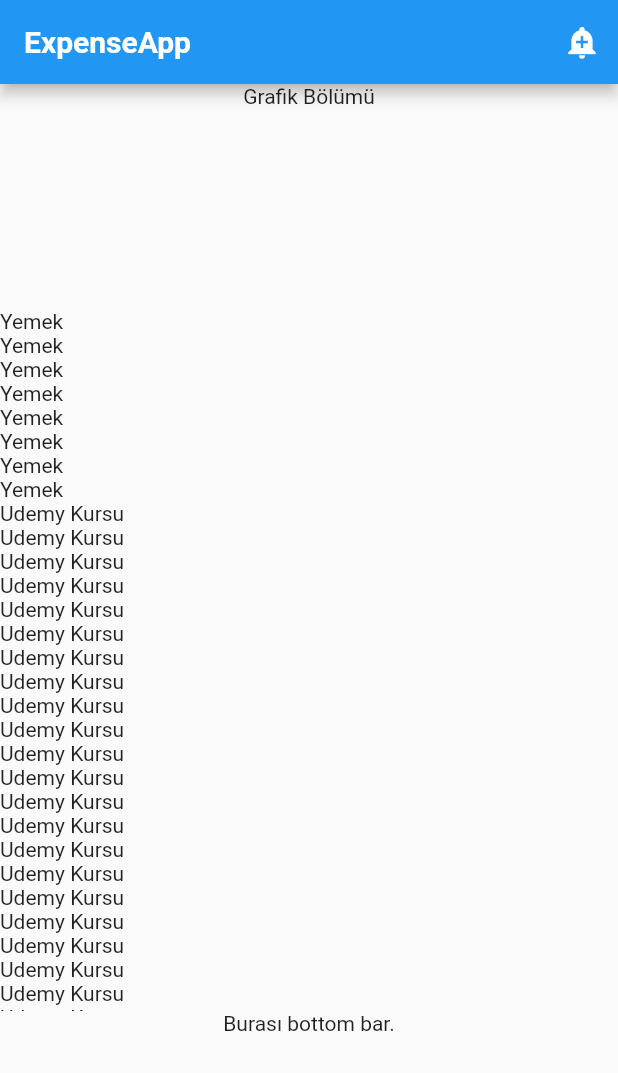
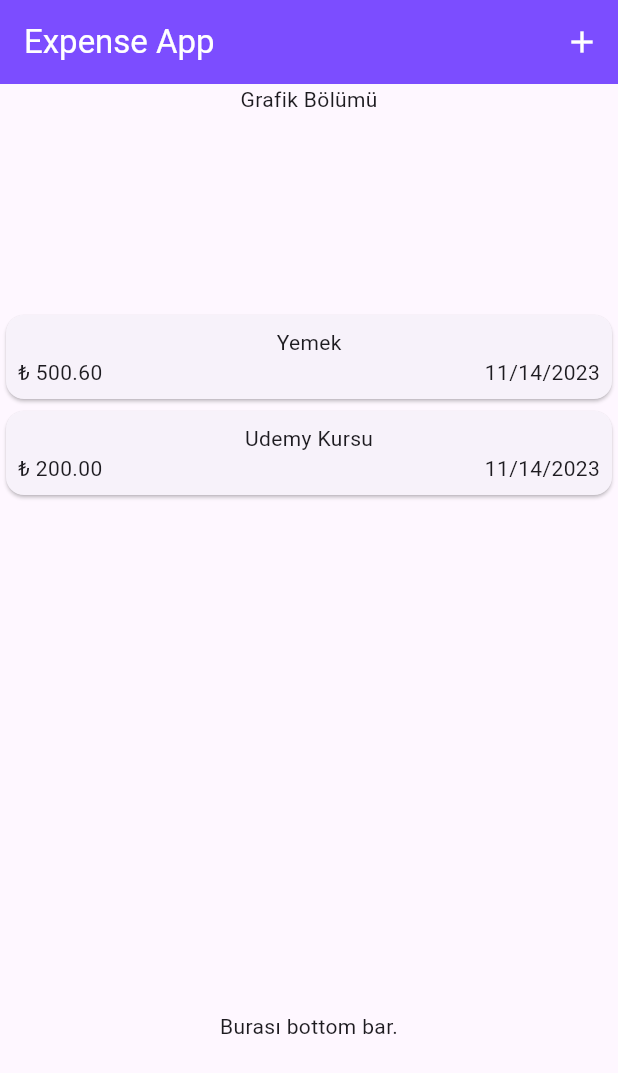
Before and after one commit to ozlemkayyaa/ExpenseApp, a Flutter app: the screen it shows after launch, on a phone screen of 412 x 824 dp. Shown: the top 1073 px of the screen. Run offline on Flutter 3.47's test engine with Material 2 defaults, Android fonts, the phone set to English and light mode, and no system bars; our stand-ins replace syncfusion_flutter_datepicker.

Commit message:
Workshop7

```diff
--- a/lib/pages/expenses_page.dart
+++ b/lib/pages/expenses_page.dart
@@ -1,6 +1,7 @@
 //import 'dart:math';
 
 import 'package:expenseapp/models/expense.dart';
+import 'package:expenseapp/widgets/expense_item.dart';
 import 'package:flutter/material.dart';
 
 class ExpensesPage extends StatefulWidget {
@@ -12,40 +13,7 @@ class ExpensesPage extends StatefulWidget {
 
 class _ExpensesPageState extends State<ExpensesPage> {
   List<Expense> expenses = [
-    Expense(name: "Yemek", price: 500, date: DateTime.now()),
-    Expense(name: "Yemek", price: 500, date: DateTime.now()),
-    Expense(name: "Yemek", price: 500, date: DateTime.now()),
-    Expense(name: "Yemek", price: 500, date: DateTime.now()),
-    Expense(name: "Yemek", price: 500, date: DateTime.now()),
-    Expense(name: "Yemek", price: 500, date: DateTime.now()),
-    Expense(name: "Yemek", price: 500, date: DateTime.now()),
-    Expense(name: "Yemek", price: 500, date: DateTime.now()),
-    Expense(name: "Udemy Kursu", price: 200, date: DateTime.now()),
-    Expense(name: "Udemy Kursu", price: 200, date: DateTime.now()),
-    Expense(name: "Udemy Kursu", price: 200, date: DateTime.now()),
-    Expense(name: "Udemy Kursu", price: 200, date: DateTime.now()),
-    Expense(name: "Udemy Kursu", price: 200, date: DateTime.now()),
-    Expense(name: "Udemy Kursu", price: 200, date: DateTime.now()),
-    Expense(name: "Udemy Kursu", price: 200, date: DateTime.now()),
-    Expense(name: "Udemy Kursu", price: 200, date: DateTime.now()),
-    Expense(name: "Udemy Kursu", price: 200, date: DateTime.now()),
-    Expense(name: "Udemy Kursu", price: 200, date: DateTime.now()),
-    Expense(name: "Udemy Kursu", price: 200, date: DateTime.now()),
-    Expense(name: "Udemy Kursu", price: 200, date: DateTime.now()),
-    Expense(name: "Udemy Kursu", price: 200, date: DateTime.now()),
-    Expense(name: "Udemy Kursu", price: 200, date: DateTime.now()),
-    Expense(name: "Udemy Kursu", price: 200, date: DateTime.now()),
-    Expense(name: "Udemy Kursu", price: 200, date: DateTime.now()),
-    Expense(name: "Udemy Kursu", price: 200, date: DateTime.now()),
-    Expense(name: "Udemy Kursu", price: 200, date: DateTime.now()),
-    Expense(name: "Udemy Kursu", price: 200, date: DateTime.now()),
-    Expense(name: "Udemy Kursu", price: 200, date: DateTime.now()),
-    Expense(name: "Udemy Kursu", price: 200, date: DateTime.now()),
-    Expense(name: "Udemy Kursu", price: 200, date: DateTime.now()),
-    Expense(name: "Udemy Kursu", price: 200, date: DateTime.now()),
-    Expense(name: "Udemy Kursu", price: 200, date: DateTime.now()),
-    Expense(name: "Udemy Kursu", price: 200, date: DateTime.now()),
-    Expense(name: "Udemy Kursu", price: 200, date: DateTime.now()),
+    Expense(name: "Yemek", price: 500.595, date: DateTime.now()),
     Expense(name: "Udemy Kursu", price: 200, date: DateTime.now()),
   ];
 
@@ -61,7 +29,7 @@ class _ExpensesPageState extends State<ExpensesPage> {
           child: ListView.builder(
               itemCount: expenses.length,
               itemBuilder: (context, index) {
-                return Text(expenses[index].name);
+                return ExpenseItem(expenses[index]);
               }),
         ),
         const SizedBox(
--- /dev/null
+++ b/lib/pages/main_page.dart
@@ -0,0 +1,35 @@
+import 'package:expenseapp/pages/expenses_page.dart';
+import 'package:expenseapp/widgets/new_expense.dart';
+import 'package:flutter/material.dart';
+
+class MainPage extends StatefulWidget {
+  const MainPage({super.key});
+
+  @override
+  State<MainPage> createState() => _MainPageState();
+}
+
+class _MainPageState extends State<MainPage> {
+  @override
+  Widget build(BuildContext context) {
+    return Scaffold(
+      appBar: AppBar(
+        foregroundColor: Colors.white,
+        title: const Text("Expense App"),
+        backgroundColor: Colors.deepPurpleAccent,
+        actions: [
+          IconButton(
+              onPressed: () {
+                showModalBottomSheet(
+                    context: context,
+                    builder: (ctx) {
+                      return NewExpense();
+                    });
+              },
+              icon: const Icon(Icons.add))
+        ],
+      ),
+      body: const ExpensesPage(),
+    );
+  }
+}
--- /dev/null
+++ b/lib/widgets/expense_item.dart
@@ -0,0 +1,41 @@
+import 'package:expenseapp/models/expense.dart';
+import 'package:flutter/material.dart';
+import 'package:intl/intl.dart';
+
+class ExpenseItem extends StatelessWidget {
+  const ExpenseItem(this.expense, {Key? key}) : super(key: key);
+  final Expense expense;
+
+  @override
+  Widget build(BuildContext context) {
+    return Card(
+      child: Padding(
+        padding: const EdgeInsets.all(8.0),
+        child: Column(
+          children: [
+            Text(expense.name),
+            Row(
+              children: [
+                Text(
+                    "₺ ${expense.price.toStringAsFixed(2)}"), //string interpolation
+                const Spacer(), //eşit aralık bırakır,  flex: diye bir argüman alır orada verdiğin mesafeyi ayarlayabilrisin
+                Text(
+                  DateFormat.yMd().format(expense.date),
+                ),
+              ],
+            ),
+          ],
+        ),
+      ),
+    );
+  }
+}
+
+
+// y => year
+// M => month
+// m => minute
+// H => 24lük saat sisteminde saat
+// h => 12lik saat sisteminde
+// d => day
+// s => second
--- a/pubspec.yaml
+++ b/pubspec.yaml
@@ -36,6 +36,8 @@ dependencies:
   # Use with the CupertinoIcons class for iOS style icons.
   cupertino_icons: ^1.0.2
   uuid: ^4.2.1
+  intl: ^0.18.1
+  syncfusion_flutter_datepicker: ^23.1.44
 
 dev_dependencies:
   flutter_test:
```
Also changed, not shown: lib/main.dart (+4 -24 lines), lib/widgets/new_expense.dart (added, +67 -0 lines), pubspec.lock.
